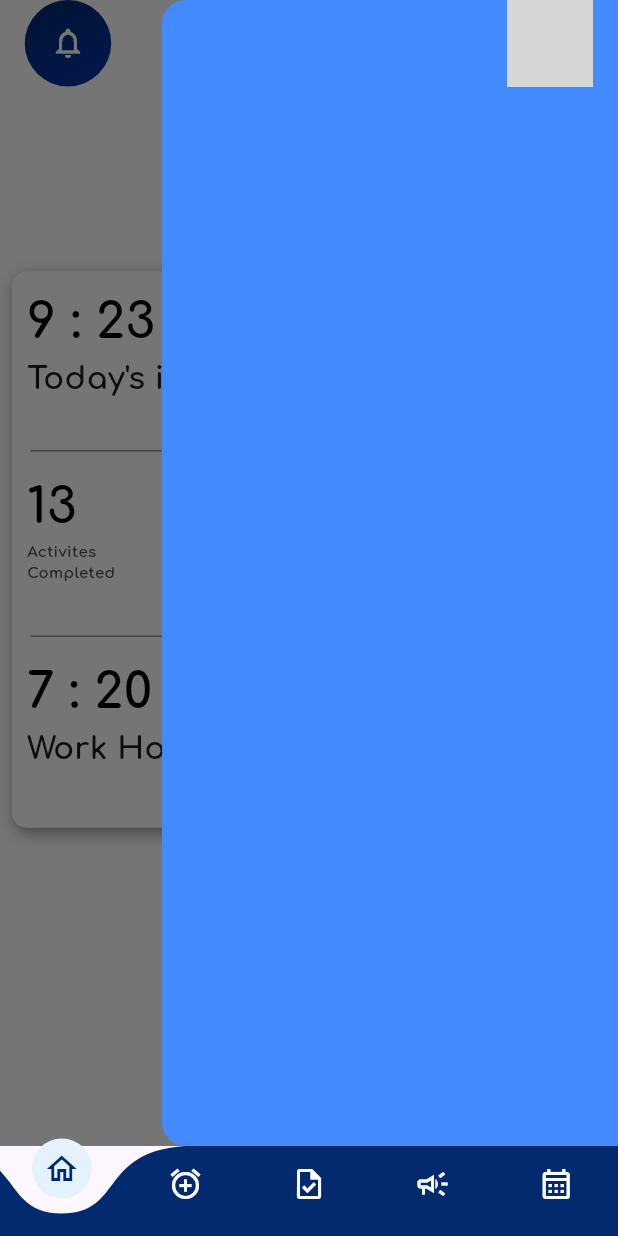
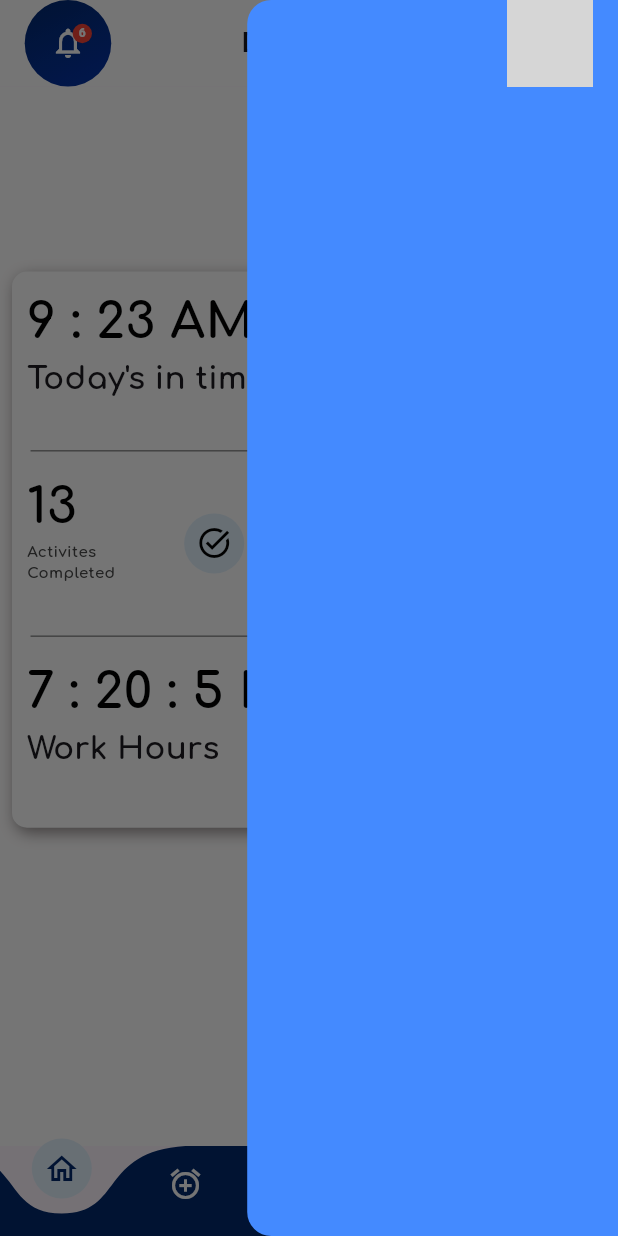
Before and after one commit to KwesiEren/timesheet_project, a Flutter app: the HomePage screen opened directly, with the side drawer open, on a phone screen of 412 x 824 dp. Run offline on Flutter 3.47's test engine with Material 3 defaults, Android fonts, the phone set to English and light mode, and no system bars; our stand-ins replace get; grey boxes are pictures that could not be loaded.

Commit message:
Created Notification Badges

```diff
--- a/lib/presentation/pages/checkin_page.dart
+++ b/lib/presentation/pages/checkin_page.dart
@@ -15,10 +15,6 @@
   Widget build(BuildContext context) {
     var screen = MediaQuery.of(context).size;
     return Scaffold(
-      appBar: AppBar(
-        centerTitle: true,
-        title: Text('TimeCard'),
-      ),
       body: Center(
         child: Column(
           // crossAxisAlignment: CrossAxisAlignment.center,
--- a/lib/presentation/pages/dashboard_page.dart
+++ b/lib/presentation/pages/dashboard_page.dart
@@ -3,7 +3,7 @@
 import 'package:timesheet_project/presentation/pages/announcement_page.dart';
 import 'package:timesheet_project/presentation/pages/calendar_page.dart';
 import 'package:timesheet_project/presentation/pages/checkin_page.dart';
-import 'package:timesheet_project/presentation/sketchs/appbar1.dart';
+import 'package:timesheet_project/shared/components/appbar/appbar1.dart';
 import '../../shared/components/curvednavbar/navbar.dart';
 
 import '../../shared/img_constant.dart';
@@ -28,14 +28,8 @@
   Widget build(BuildContext context) {
     var screen = MediaQuery.of(context).size;
     return Scaffold(
-      appBar: const CustomAppBar1(
-        navigationDestination: AnnouncementPage(),
-        title: 'Dashboard',
-      ),
       //
-      endDrawer: Drawer(
-        backgroundColor: Colors.blueAccent,
-      ),
+
       backgroundColor: ThemeCtrl.colors.colorbg,
       body: SafeArea(
         child: SingleChildScrollView(
@@ -43,25 +37,6 @@
             padding: const EdgeInsets.all(8),
             child: Column(
               children: [
-                // Row(
-                //   mainAxisAlignment: MainAxisAlignment.spaceBetween,
-                //   children: [
-                //     CircleButton1(
-                //       onPressed: () {},
-                //       size: screen.width * 0.14, // 14% of screen width
-                //       icon: Icons.notifications_outlined,
-                //       icnColor: ThemeCtrl.colors.colorw,
-                //       btnColor1: ThemeCtrl.colors.coloricn,
-                //       btnColor2: ThemeCtrl.colors.colorbtn1,
-                //     ),
-                //     const Text('Dashboard'),
-                //     CircleCard1(
-                //       onPressed: () {},
-                //       imgPath: ImgAssets.splashBg,
-                //       size: screen.width * 0.14, // 14% of screen width
-                //     )
-                //   ],
-                // ),
                 SizedBox(height: screen.height * 0.14), // 14% of screen height
 
                 Center(
--- a/lib/presentation/pages/home_page.dart
+++ b/lib/presentation/pages/home_page.dart
@@ -1,7 +1,9 @@
 import 'package:flutter/material.dart';
+import 'package:timesheet_project/presentation/pages/notifications_page.dart';
 
 import '../../shared/components/curvednavbar/navbar.dart';
 import '../../shared/theme_control.dart';
+import '../../shared/components/appbar/appbar1.dart';
 import 'activities_page.dart';
 import 'announcement_page.dart';
 import 'calendar_page.dart';
@@ -27,6 +29,14 @@
     const CalendarPage()
   ];
 
+  final List<String> _titles = [
+    'Dashboard',
+    'TimeCard',
+    'Activities',
+    'Announcements',
+    'Calendar',
+  ];
+
   final List<IconData> _navigationItems = [
     Icons.home_outlined,
     Icons.alarm_add_outlined,
@@ -45,7 +55,16 @@
 
   @override
   Widget build(BuildContext context) {
+    var screen = MediaQuery.of(context).size;
     return Scaffold(
+      appBar: CustomAppBar1(
+        navigationDestination: const NotificationsPage(),
+        title: _titles[_currentIndex],
+      ),
+      endDrawer: Drawer(
+        width: screen.width * 0.6,
+        backgroundColor: Colors.blueAccent,
+      ),
       body: PageView(
         controller: _pageController,
         onPageChanged: (index) {
--- a/lib/presentation/sketchs/appbar1.dart
+++ b/lib/shared/components/appbar/appbar1.dart
@@ -1,10 +1,10 @@
 import 'package:flutter/material.dart';
 import 'package:timesheet_project/presentation/pages/activities_page.dart';
-import 'package:timesheet_project/presentation/sketchs/drawer_button.dart';
-import 'package:timesheet_project/presentation/sketchs/leading_button.dart';
+import 'package:timesheet_project/shared/components/appbar/drawer_button.dart';
+import 'package:timesheet_project/shared/components/appbar/leading_button.dart';
 
-import '../../shared/img_constant.dart';
-import '../../shared/theme_control.dart';
+import '../../img_constant.dart';
+import '../../theme_control.dart';
 
 class CustomAppBar1 extends StatelessWidget implements PreferredSizeWidget {
   final String title;
@@ -38,6 +38,7 @@
                 btnColor1: ThemeCtrl.colors.coloricn,
                 btnColor2: ThemeCtrl.colors.colorbtn1,
                 destination: navigationDestination,
+                notificationCount: 6,
               ),
               Text(
                 title,
--- a/lib/presentation/sketchs/leading_button.dart
+++ b/lib/shared/components/appbar/leading_button.dart
@@ -6,6 +6,7 @@
   final Color icnColor;
   final Color btnColor1;
   final Color btnColor2;
+  final int notificationCount;
   final Widget destination;
 
   const LeadingButton({
@@ -15,6 +16,7 @@
     required this.icnColor,
     required this.btnColor1,
     required this.btnColor2,
+    required this.notificationCount,
     required this.destination,
   }) : super(key: key);
 
@@ -41,9 +43,35 @@
           shape: BoxShape.circle,
         ),
         child: Center(
-          child: Icon(icons, color: icnColor
-              // size: 30, // Adjust the size of the icon
-              ),
+          child: Stack(
+            clipBehavior: Clip.none,
+            children: [
+              Icon(icons, color: icnColor
+                  // size: 30, // Adjust the size of the icon
+                  ),
+              if (notificationCount >
+                  0) // Show badge only if there's a notification
+                Positioned(
+                  top: -4,
+                  right: -4,
+                  child: Container(
+                    padding: const EdgeInsets.all(4),
+                    decoration: BoxDecoration(
+                      color: Colors.red,
+                      shape: BoxShape.circle,
+                    ),
+                    child: Text(
+                      '$notificationCount',
+                      style: const TextStyle(
+                        color: Colors.white,
+                        fontSize: 8,
+                        fontWeight: FontWeight.w900,
+                      ),
+                    ),
+                  ),
+                ),
+            ],
+          ),
         ),
       ),
     );
```
Also changed, not shown: lib/presentation/pages/activities_page.dart (+1 -6 lines), lib/presentation/pages/announcement_page.dart (+1 -6 lines), lib/presentation/pages/calendar_page.dart (+1 -6 lines), lib/presentation/pages/notifications_page.dart (added, +17 -0 lines), lib/shared/components/appbar/drawer_button.dart (renamed from lib/presentation/sketchs/drawer_button.dart).
